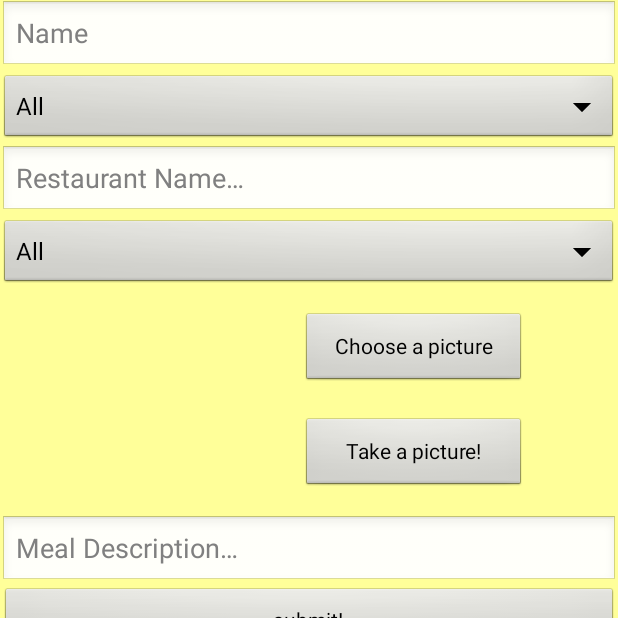
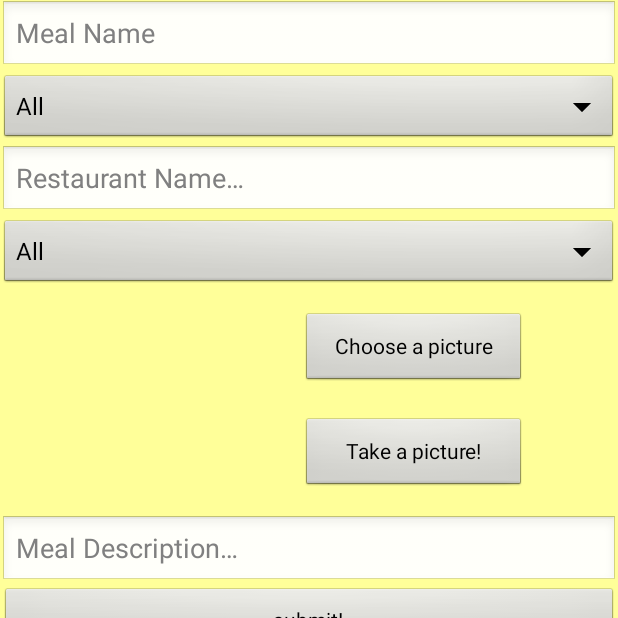
Before and after one commit to jryzkns/VerdeFoodChallenge, an Android app: the Meal_Add screen opened directly, with no data from a screen before it, on a phone screen of 412 x 824 dp, the top half of it. Run offline under Robolectric (Android 15) with nearby library versions, the phone set to English and light mode, and no system bars; our stand-ins replace Firebase (no records; nobody signed in at launch, a user with empty details on screens opened directly).

Commit message:
Replace strings.xml

```diff
--- a/app/src/main/res/values/strings.xml
+++ b/app/src/main/res/values/strings.xml
@@ -92,9 +92,9 @@
     <string name="Upload">Upload</string>
     <string name="Uploading">Uploading</string>
 
-    <string name="meal_name">Name</string>
-    <string name="meal_protein">Main Protein…</string>
-    <string name="meal_loc">Location of Restaurant…</string>
+    <string name="meal_name">Meal Name</string>
+    <string name="meal_protein">Main Protein</string>
+    <string name="meal_loc">Location of Restaurant</string>
     <string name="mealrest_name">Restaurant Name…</string>
     <string name="meal_desc">Meal Description…</string>
     <string name="submit_meal">submit!</string>
```
